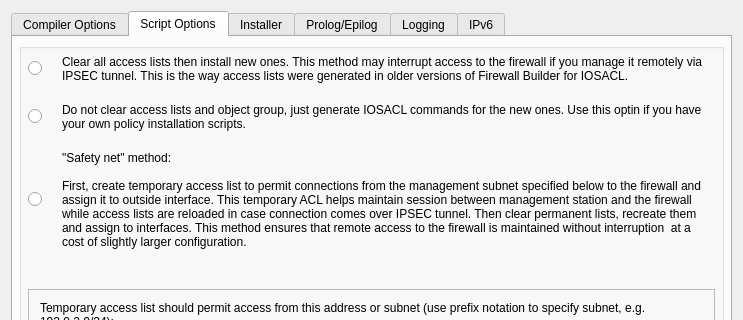
Old version of the form src/gui/iosacladvanceddialog_q.ui in the repository fwbuilder/fwbuilder; both pictures show x 0 to 743 and y 0 to 320 of the 743 by 711 pixel window.
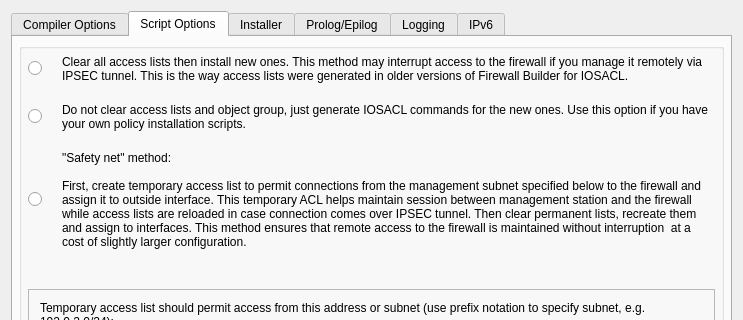
New version of the form. The open tabs and pages were chosen to show the change.

Patch:
```diff
--- a/src/gui/iosacladvanceddialog_q.ui
+++ b/src/gui/iosacladvanceddialog_q.ui
@@ -295,7 +295,7 @@
              <enum>Qt::ClickFocus</enum>
             </property>
             <property name="text" >
-             <string>Do not clear access lists and object group, just generate IOSACL commands for the new ones. Use this optin if you have your own policy installation scripts.</string>
+             <string>Do not clear access lists and object group, just generate IOSACL commands for the new ones. Use this option if you have your own policy installation scripts.</string>
             </property>
             <property name="alignment" >
              <set>Qt::AlignVCenter</set>
```
